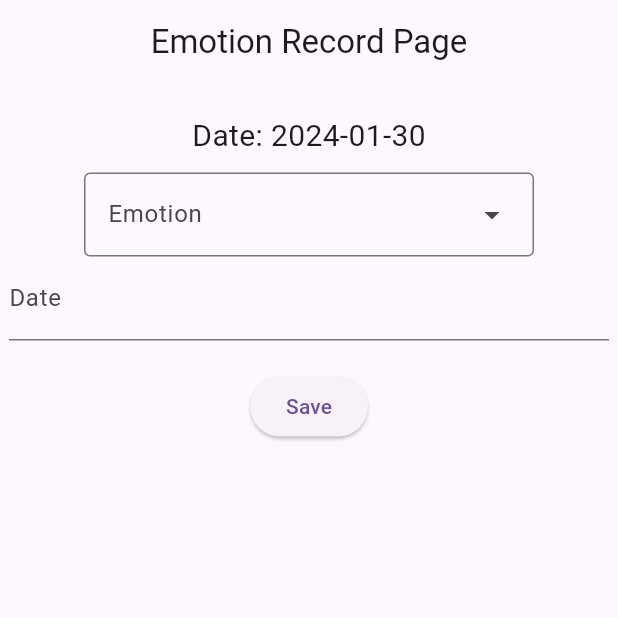
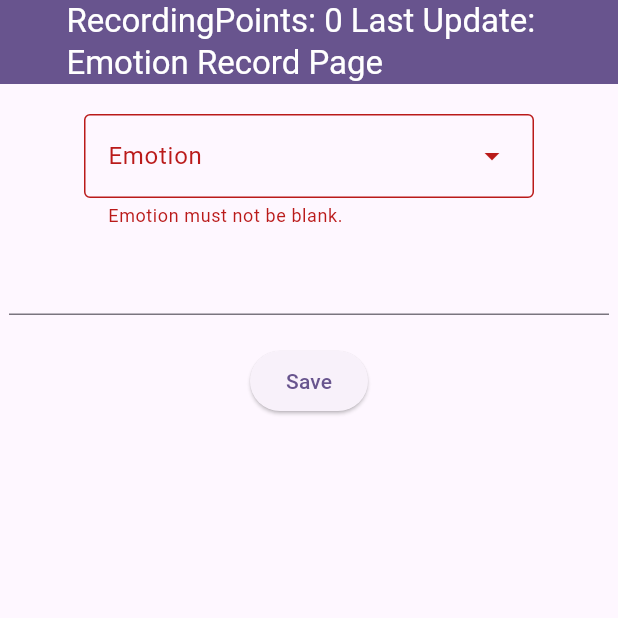
Before and after one commit to YuJieWu5/DailyRecordApp, a Flutter app: the screen it shows after launch, after a tap on "Save", on a phone screen of 412 x 824 dp, the top half of it. Run offline on Flutter 3.47's test engine with Material 3 defaults, Android fonts, the phone set to English and light mode, and no system bars; drawn by our look-alikes of date_field.

Commit message:
Add validator for emotion form

```diff
--- a/lib/emotion_record_form.dart
+++ b/lib/emotion_record_form.dart
@@ -1,5 +1,9 @@
 import 'package:flutter/material.dart';
 import 'emotion_record.dart';
+import 'package:provider/provider.dart';
+import 'package:date_field/date_field.dart';
+import 'package:cpsc5250hw/recording_points.dart';
+import 'package:cpsc5250hw/last_recording_info.dart';
 
 enum EmotionMenu {
   happy('happy', '😆'),
@@ -43,20 +47,32 @@ class EmotionRecordForm extends StatefulWidget {
 class _EmotionRecordState extends State<EmotionRecordForm>{
   final GlobalKey<FormState> _formKey = GlobalKey<FormState>();
   final TextEditingController _emotionController = TextEditingController();
-  final TextEditingController _dateController = TextEditingController();
+  DateTime _dateTime = DateTime.now();
+  String? _dropdownError;
 
   void _onSavePressed(){
     print("User selected " + _emotionController.text + " emotion and pressed save!");
+    if(_emotionController.text == null || _emotionController.text.isEmpty){
+      _dropdownError = 'Emotion must not be blank.';
+      _formKey.currentState?.validate();
+      setState(() {});
+    } else{
+      _dropdownError = null;
+      setState(() {});
       if(_formKey.currentState?.validate()??false){
         EmotionRecord record = new EmotionRecord(
             _emotionController.text.split(' ')[1],
             _emotionController.text.split(' ')[0],
-          DateTime.now()
+            _dateTime
         );
-      _dateController.clear();
+        context.read<LastRecordingInfo>().setRecordingDate(_dateTime.toString());
+        context.read<LastRecordingInfo>().setRecordingType("Emotion Record");
+        context.read<RecordingPoints>().setRecordingPoints(context.read<RecordingPoints>().getRecordingPoints()+1);
+        // _dateController.clear();
         _emotionController.clear();
         widget.addEmotionRecord(record);
         _formKey.currentState!.reset();
+      }
     }
   }
 
@@ -69,12 +85,11 @@ class _EmotionRecordState extends State<EmotionRecordForm>{
                 children: [
                   Container(
                     padding: const EdgeInsets.only(top: 20.0, bottom: 10.0),
-                    child: Text('Date: ' + DateTime.now().toString().split(' ')[0], style: TextStyle(fontSize: 20))
-                  ),
-                  Center(
+                    child: Center(
                       child: DropdownMenu<EmotionMenu>(
                         width: 300.0,
                         requestFocusOnTap: false,
+                        errorText: _dropdownError,
                         label: const Text('Emotion'),
                         controller: _emotionController,
                         dropdownMenuEntries: EmotionMenu.values
@@ -87,15 +102,28 @@ class _EmotionRecordState extends State<EmotionRecordForm>{
                             }).toList(),
                       ),
                     ),
+                  ),
                   SizedBox(
                     width: 400.0,
-                    child: TextField(
-                      decoration: const InputDecoration(
-                          labelText: 'Date'
+                    child: DateTimeFormField(
+                      firstDate: DateTime(DateTime.now().year, DateTime.now().month),
+                      lastDate: DateTime.now(),
+                      mode: DateTimeFieldPickerMode.date,
+                      initialPickerDateTime: DateTime.now(),
+                      onChanged: (newDate) {
+                        if(newDate != null) {
+                          setState(() {
+                            _dateTime = newDate;
+                          });
+                        }
+                      },
+                      validator: (newValue) {
+                        if(newValue == null) {
+                          return 'Date must not be blank.';
+                        }
+                        return null;
+                      },
                     ),
-                      keyboardType: TextInputType.datetime,
-                      controller: _dateController,
-                    )
                   ),
                   Container(
                     margin: const EdgeInsets.only(top: 20.0),
--- a/lib/emotion_record_page.dart
+++ b/lib/emotion_record_page.dart
@@ -1,7 +1,10 @@
 import 'package:cpsc5250hw/emotion_history.dart';
 import 'package:cpsc5250hw/emotion_record_form.dart';
+import 'package:cpsc5250hw/recording_points.dart';
+import 'package:cpsc5250hw/last_recording_info.dart';
 import 'emotion_record.dart';
 import 'package:flutter/material.dart';
+import 'package:provider/provider.dart';
 
 class EmotionRecordPage extends StatefulWidget {
   const EmotionRecordPage({super.key});
@@ -21,10 +24,15 @@ class _EmotionRecordPageState extends State<EmotionRecordPage> {
 
   @override
   Widget build(BuildContext context) {
+    print('re-building Emotion page');
     return Scaffold(
         appBar: AppBar(
-            title: const Center(
-              child: Text('Emotion Record Page'),
+            backgroundColor: Theme.of(context).primaryColor,
+            title: Center(
+              child: Text('RecordingPoints: ${context.watch<RecordingPoints>().getRecordingPoints()}\t'
+                  'Last Update: ${context.watch<LastRecordingInfo>().getRecordingDate()} ${context.watch<LastRecordingInfo>().getRecordingType()}\n'
+                  'Emotion Record Page',style: TextStyle(color: Theme.of(context).colorScheme.onPrimary),
+                  )
             )
         ),
         body: ListView(
```
Lines whose indentation alone changed are shown as unchanged.
